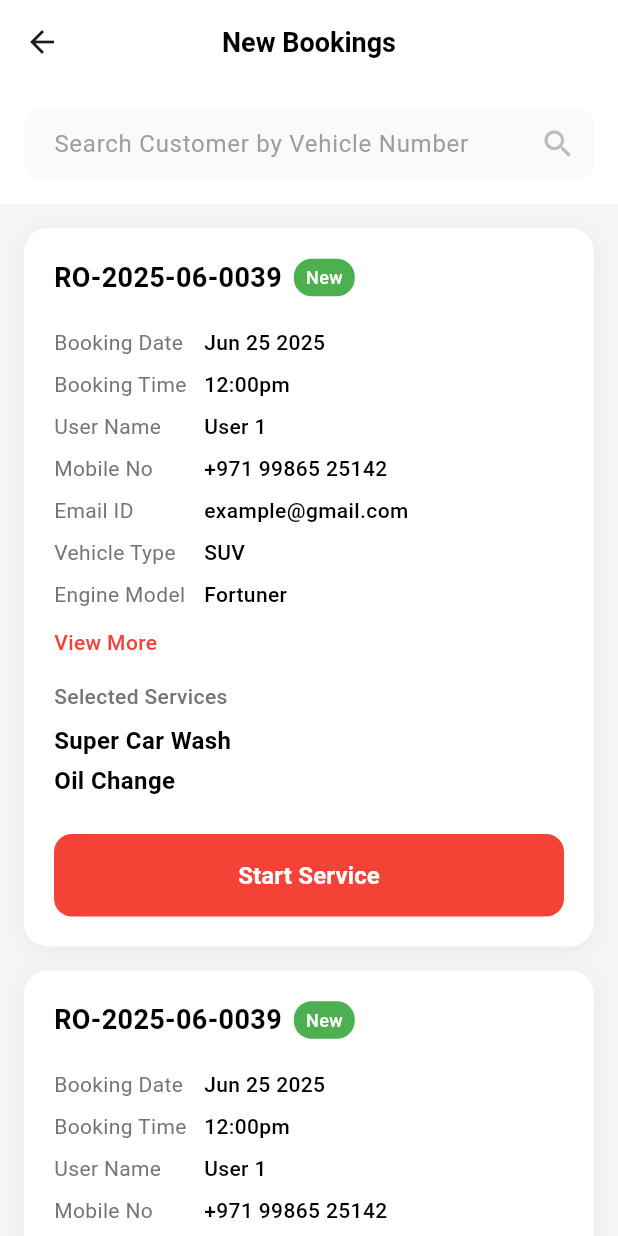
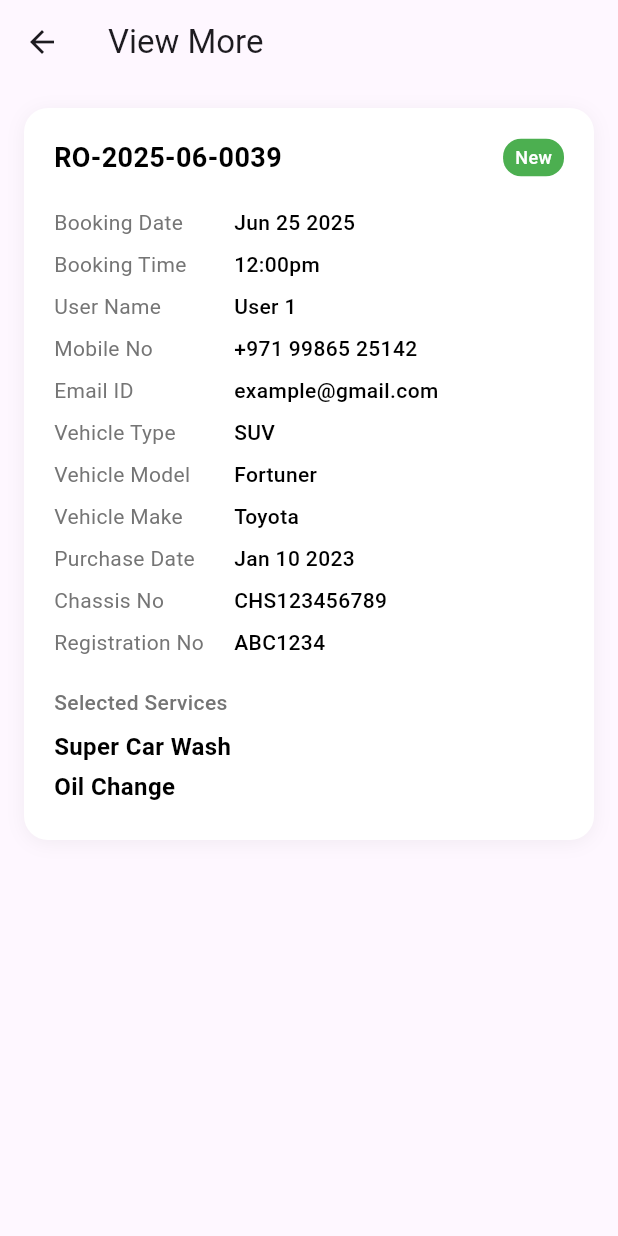
Before and after one commit to teambackoffice/Champion_Car_Wash_App, a Flutter app: the NewBookingsScreen screen opened directly, after a tap on "View More", on a phone screen of 412 x 824 dp. Run offline on Flutter 3.47's test engine with Material 3 defaults, Android fonts, the phone set to English and light mode, and no system bars.

Commit message:
Created View more page

```diff
--- a/lib/view/bottom_nav/homepage/new_booking/new_bookings.dart
+++ b/lib/view/bottom_nav/homepage/new_booking/new_bookings.dart
@@ -1,3 +1,4 @@
+import 'package:champion_car_wash_app/view/bottom_nav/homepage/new_booking/view_More.dart';
 import 'package:flutter/material.dart';
 
 class NewBookingsScreen extends StatelessWidget {
@@ -136,7 +137,10 @@ class NewBookingsScreen extends StatelessWidget {
           _buildInfoRow('Engine Model', booking['engineModel']),
           SizedBox(height: 8),
           GestureDetector(
-            onTap: () {},
+            onTap: () {
+              // Handle view more button tap
+              Navigator.push(context, MaterialPageRoute(builder: (context) => ViewMorePage()));
+            },
             child: Text(
               'View More',
               style: TextStyle(
--- /dev/null
+++ b/lib/view/bottom_nav/homepage/new_booking/view_More.dart
@@ -0,0 +1,166 @@
+import 'package:flutter/material.dart';
+
+class ViewMorePage extends StatefulWidget {
+  const ViewMorePage({super.key});
+
+  @override
+  State<ViewMorePage> createState() => _ViewMorePageState();
+}
+
+class _ViewMorePageState extends State<ViewMorePage> {
+  final List<Map<String, dynamic>> bookings = [
+    {
+      'id': 'RO-2025-06-0039',
+      'date': 'Jun 25 2025',
+      'time': '12:00pm',
+      'userName': 'User 1',
+      'mobile': '+971 99865 25142',
+      'email': 'example@gmail.com',
+      'vehicleType': 'SUV',
+      'engineModel': 'Fortuner',
+      'vehicleMake': 'Toyota',
+      'purchaseDate': 'Jan 10 2023',
+      'chassis': 'CHS123456789',
+      'registration': 'ABC1234',
+      'services': ['Super Car Wash', 'Oil Change'],
+    },
+
+  ];
+
+  @override
+  Widget build(BuildContext context) {
+    return Scaffold(
+      appBar: AppBar(
+        title: const Text('View More'),
+      ),
+      body: ListView.builder(
+        padding: const EdgeInsets.all(16),
+        itemCount: bookings.length,
+        itemBuilder: (context, index) {
+          final booking = bookings[index];
+          return Column(
+            children: [
+              _buildBookingCard(context, booking),
+              const SizedBox(height: 16),
+            ],
+          );
+        },
+      ),
+    );
+  }
+
+  Widget _buildBookingCard(BuildContext context, Map<String, dynamic> booking) {
+    return Container(
+      decoration: BoxDecoration(
+        color: Colors.white,
+        borderRadius: BorderRadius.circular(16),
+        boxShadow: [
+          BoxShadow(
+            color: Colors.black.withOpacity(0.05),
+            blurRadius: 10,
+            offset: const Offset(0, 2),
+          ),
+        ],
+      ),
+      padding: const EdgeInsets.all(20),
+      child: Column(
+        crossAxisAlignment: CrossAxisAlignment.start,
+        children: [
+          Row(
+            children: [
+              Expanded(
+                child: Text(
+                  booking['id'],
+                  style: const TextStyle(
+                    fontSize: 18,
+                    fontWeight: FontWeight.bold,
+                    color: Colors.black,
+                  ),
+                ),
+              ),
+              Container(
+                padding: const EdgeInsets.symmetric(horizontal: 8, vertical: 4),
+                decoration: BoxDecoration(
+                  color: Colors.green,
+                  borderRadius: BorderRadius.circular(12),
+                ),
+                child: const Text(
+                  'New',
+                  style: TextStyle(
+                    color: Colors.white,
+                    fontSize: 12,
+                    fontWeight: FontWeight.w500,
+                  ),
+                ),
+              ),
+            ],
+          ),
+          const SizedBox(height: 16),
+          _buildInfoRow('Booking Date', booking['date']),
+          _buildInfoRow('Booking Time', booking['time']),
+          _buildInfoRow('User Name', booking['userName']),
+          _buildInfoRow('Mobile No', booking['mobile']),
+          _buildInfoRow('Email ID', booking['email']),
+          _buildInfoRow('Vehicle Type', booking['vehicleType']),
+          _buildInfoRow('Vehicle Model', booking['engineModel']),
+          _buildInfoRow('Vehicle Make', booking['vehicleMake']),
+          _buildInfoRow('Purchase Date', booking['purchaseDate']),
+          _buildInfoRow('Chassis No', booking['chassis']),
+          _buildInfoRow('Registration No', booking['registration']),
+          const SizedBox(height: 16),
+          Text(
+            'Selected Services',
+            style: TextStyle(
+              color: Colors.grey[600],
+              fontSize: 14,
+              fontWeight: FontWeight.w500,
+            ),
+          ),
+          const SizedBox(height: 8),
+          ...booking['services'].map<Widget>((service) => Padding(
+                padding: const EdgeInsets.only(bottom: 4),
+                child: Text(
+                  service,
+                  style: const TextStyle(
+                    fontSize: 16,
+                    fontWeight: FontWeight.w600,
+                    color: Colors.black,
+                  ),
+                ),
+              )),
+        ],
+      ),
+    );
+  }
+
+  Widget _buildInfoRow(String label, String value) {
+    return Padding(
+      padding: const EdgeInsets.symmetric(vertical: 4),
+      child: Row(
+        crossAxisAlignment: CrossAxisAlignment.start,
+        children: [
+          SizedBox(
+            width: 120,
+            child: Text(
+              label,
+              style: TextStyle(
+                color: Colors.grey[600],
+                fontSize: 14,
+              ),
+            ),
+          ),
+          Expanded(
+            child: Text(
+              value,
+              style: const TextStyle(
+                color: Colors.black,
+                fontSize: 14,
+                fontWeight: FontWeight.w500,
+              ),
+            ),
+          ),
+        ],
+      ),
+    );
+  }
+}
```
